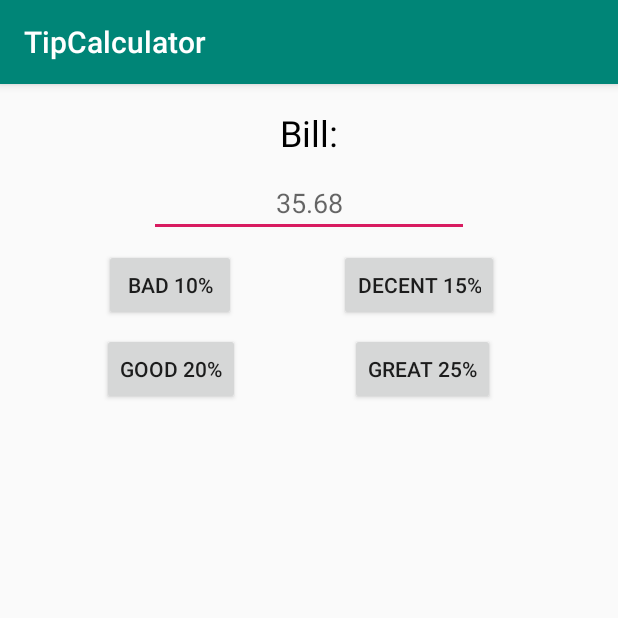
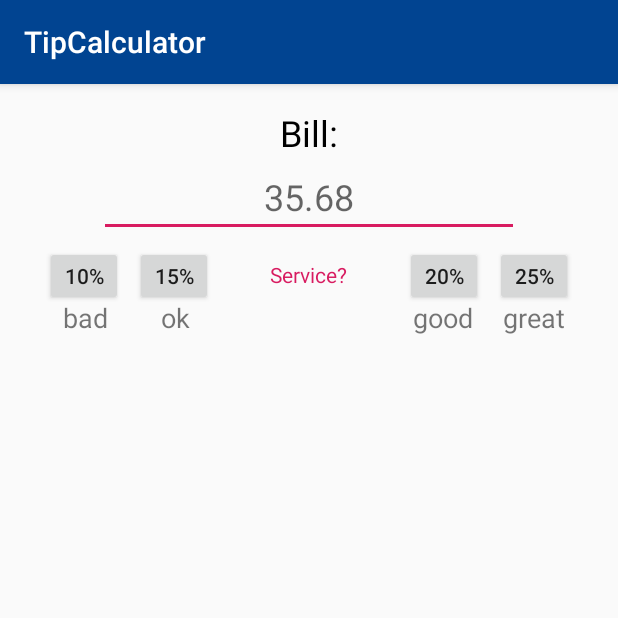
Before and after one commit to DominickNola/TipCalculator, an Android app: the screen it shows after launch (MainActivity), on a phone screen of 412 x 824 dp, the top half of it. Run offline under Robolectric (Android 15) with nearby library versions, the phone set to English and light mode, and no system bars.

Commit message:
buttons spacing and sizing

```diff
--- a/app/src/main/res/layout/activity_main.xml
+++ b/app/src/main/res/layout/activity_main.xml
@@ -23,11 +23,11 @@
         android:id="@+id/billEditText"
         android:layout_width="wrap_content"
         android:layout_height="wrap_content"
-        android:layout_marginTop="8dp"
         android:ems="10"
         android:gravity="center"
         android:hint="35.68"
         android:inputType="numberDecimal"
+        android:textSize="24sp"
         app:layout_constraintEnd_toEndOf="parent"
         app:layout_constraintHorizontal_bias="0.5"
         app:layout_constraintStart_toStartOf="parent"
@@ -37,61 +37,119 @@
         android:id="@+id/infoTextView"
         android:layout_width="wrap_content"
         android:layout_height="wrap_content"
-        android:layout_marginTop="16dp"
+        android:layout_marginTop="180dp"
         android:text="Tip: $32.54 Total: $134.54"
         android:textColor="@android:color/black"
-        android:textSize="24sp"
+        android:textSize="28sp"
         android:textStyle="bold"
         app:layout_constraintEnd_toEndOf="parent"
-        app:layout_constraintHorizontal_bias="0.496"
+        app:layout_constraintHorizontal_bias="0.495"
         app:layout_constraintStart_toStartOf="parent"
-        app:layout_constraintTop_toBottomOf="@+id/calcButtonGreat" />
+        app:layout_constraintTop_toTopOf="parent" />
 
     <Button
         android:id="@+id/calcButtonBad"
-        android:layout_width="wrap_content"
-        android:layout_height="wrap_content"
-        android:layout_marginTop="8dp"
-        android:text="Bad 10%"
-        app:layout_constraintEnd_toEndOf="parent"
-        app:layout_constraintEnd_toStartOf="@+id/calcButtonDecent"
-        app:layout_constraintHorizontal_bias="0.5"
+        android:layout_width="52dp"
+        android:layout_height="40dp"
+        android:layout_marginStart="30dp"
+        android:layout_marginLeft="30dp"
+        android:layout_marginTop="108dp"
+        android:text="10%"
         app:layout_constraintStart_toStartOf="parent"
-        app:layout_constraintTop_toBottomOf="@+id/billEditText" />
+        app:layout_constraintTop_toTopOf="parent" />
 
     <Button
         android:id="@+id/calcButtonDecent"
-        android:layout_width="wrap_content"
-        android:layout_height="wrap_content"
-        android:layout_marginTop="8dp"
-        android:layout_marginEnd="10dp"
-        android:layout_marginRight="10dp"
-        android:text="Decent 15%"
-        app:layout_constraintEnd_toEndOf="parent"
-        app:layout_constraintHorizontal_bias="0.5"
-        app:layout_constraintStart_toEndOf="@+id/calcButtonBad"
-        app:layout_constraintTop_toBottomOf="@+id/billEditText" />
+        android:layout_width="52dp"
+        android:layout_height="40dp"
+        android:layout_marginStart="90dp"
+        android:layout_marginLeft="90dp"
+        android:layout_marginTop="108dp"
+        android:text="15%"
+        app:layout_constraintStart_toStartOf="parent"
+        app:layout_constraintTop_toTopOf="parent" />
 
     <Button
         android:id="@+id/calcButtonGood"
-        android:layout_width="wrap_content"
-        android:layout_height="wrap_content"
-        android:layout_marginTop="8dp"
-        android:text="Good 20%"
+        android:layout_width="52dp"
+        android:layout_height="40dp"
+        android:layout_marginTop="108dp"
+        android:layout_marginEnd="90dp"
+        android:layout_marginRight="90dp"
+        android:text="20%"
         app:layout_constraintEnd_toEndOf="parent"
-        app:layout_constraintHorizontal_bias="0.213"
-        app:layout_constraintStart_toStartOf="parent"
-        app:layout_constraintTop_toBottomOf="@+id/calcButtonBad" />
+        app:layout_constraintTop_toTopOf="parent" />
 
     <Button
         android:id="@+id/calcButtonGreat"
+        android:layout_width="52dp"
+        android:layout_height="40dp"
+        android:layout_marginTop="108dp"
+        android:layout_marginEnd="30dp"
+        android:layout_marginRight="30dp"
+        android:text="25%"
+        app:layout_constraintEnd_toEndOf="parent"
+        app:layout_constraintTop_toTopOf="parent" />
+
+    <TextView
+        android:id="@+id/textView3"
         android:layout_width="wrap_content"
         android:layout_height="wrap_content"
-        android:layout_marginTop="8dp"
-        android:text="Great 25%"
+        android:layout_marginStart="42dp"
+        android:layout_marginLeft="42dp"
+        android:layout_marginTop="143dp"
+        android:text="bad"
+        android:textSize="18sp"
+        app:layout_constraintStart_toStartOf="parent"
+        app:layout_constraintTop_toTopOf="parent" />
+
+    <TextView
+        android:id="@+id/textView4"
+        android:layout_width="wrap_content"
+        android:layout_height="wrap_content"
+        android:layout_marginStart="35dp"
+        android:layout_marginLeft="35dp"
+        android:layout_marginTop="143dp"
+        android:text="ok"
+        android:textSize="18sp"
+        app:layout_constraintStart_toEndOf="@+id/textView3"
+        app:layout_constraintTop_toTopOf="parent" />
+
+    <TextView
+        android:id="@+id/textView5"
+        android:layout_width="wrap_content"
+        android:layout_height="wrap_content"
+        android:layout_marginTop="143dp"
+        android:layout_marginEnd="20dp"
+        android:layout_marginRight="20dp"
+        android:text="good"
+        android:textSize="18sp"
+        app:layout_constraintEnd_toStartOf="@+id/textView6"
+        app:layout_constraintTop_toTopOf="parent" />
+
+    <TextView
+        android:id="@+id/textView6"
+        android:layout_width="wrap_content"
+        android:layout_height="wrap_content"
+        android:layout_marginTop="143dp"
+        android:layout_marginEnd="35dp"
+        android:layout_marginRight="35dp"
+        android:text="great"
+        android:textSize="18sp"
         app:layout_constraintEnd_toEndOf="parent"
-        app:layout_constraintHorizontal_bias="0.47"
-        app:layout_constraintStart_toEndOf="@+id/calcButtonGood"
-        app:layout_constraintTop_toBottomOf="@+id/calcButtonDecent" />
+        app:layout_constraintTop_toTopOf="parent" />
+
+    <TextView
+        android:id="@+id/textView7"
+        android:layout_width="wrap_content"
+        android:layout_height="wrap_content"
+        android:layout_marginTop="15dp"
+        android:text="Service?"
+        android:textColor="#D81B60"
+        android:textSize="14sp"
+        app:layout_constraintEnd_toStartOf="@+id/calcButtonGood"
+        app:layout_constraintHorizontal_bias="0.5"
+        app:layout_constraintStart_toEndOf="@+id/calcButtonDecent"
+        app:layout_constraintTop_toBottomOf="@+id/billEditText" />
 
 </androidx.constraintlayout.widget.ConstraintLayout>
--- a/app/src/main/res/values/colors.xml
+++ b/app/src/main/res/values/colors.xml
@@ -1,6 +1,6 @@
 <?xml version="1.0" encoding="utf-8"?>
 <resources>
-    <color name="colorPrimary">#008577</color>
-    <color name="colorPrimaryDark">#00574B</color>
+    <color name="colorPrimary">#014491</color>
+    <color name="colorPrimaryDark">#012A66</color>
     <color name="colorAccent">#D81B60</color>
 </resources>
```
Also changed, not shown: 2 other files.
